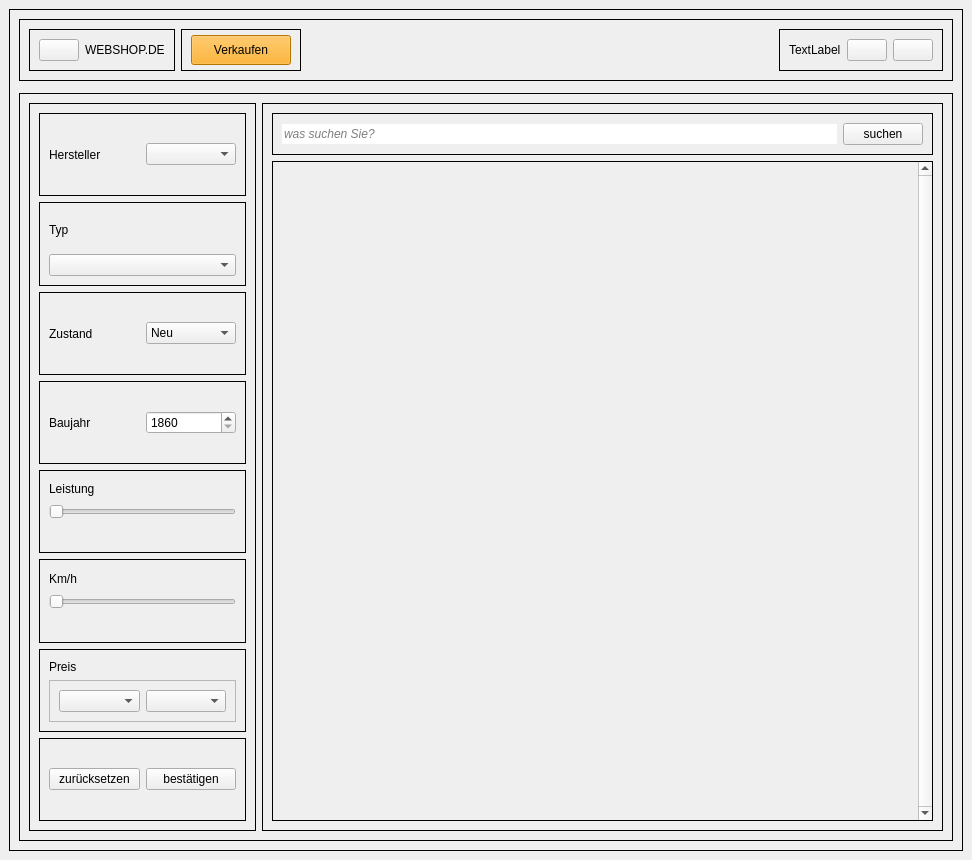
nhatlam96/gui-xtraktor, file frontend/Startseite.ui: the form before one commit.
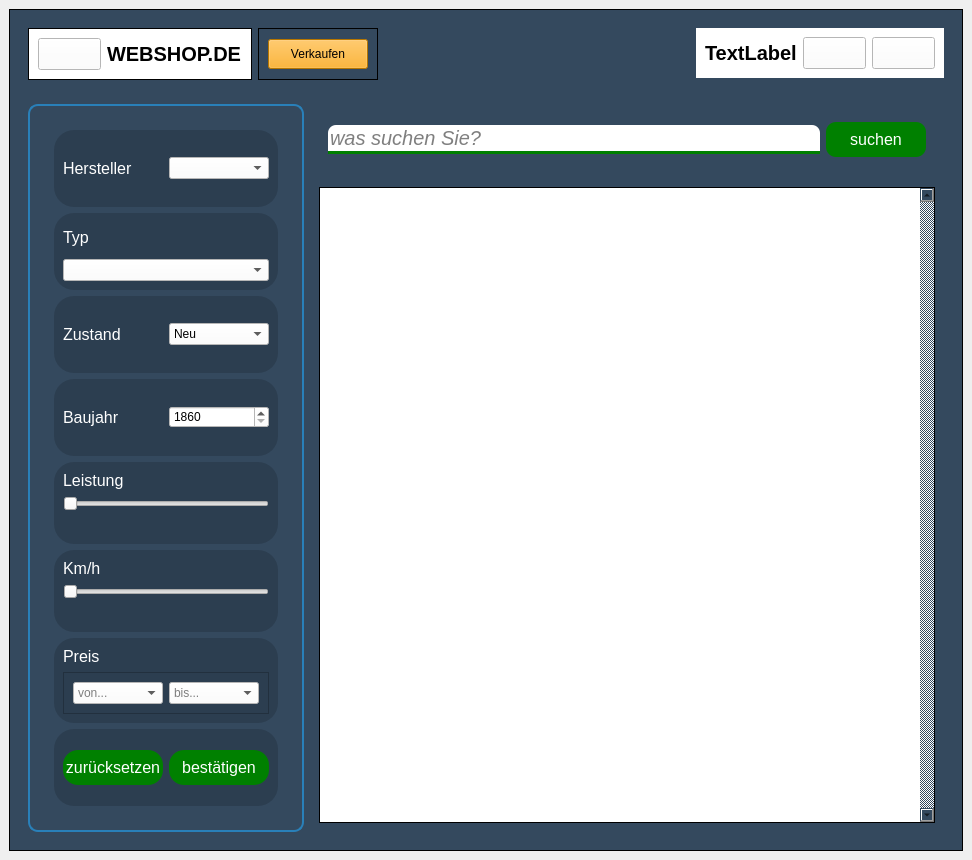
The form after the commit.

Commit message: Update Startseite mit CSS

Patch:
```diff
--- a/frontend/Startseite.ui
+++ b/frontend/Startseite.ui
@@ -29,6 +29,9 @@
    <layout class="QHBoxLayout" name="horizontalLayout_7">
     <item>
      <widget class="QFrame" name="main_frame">
+      <property name="styleSheet">
+       <string notr="true">background-color: rgb(52, 73, 94);</string>
+      </property>
       <property name="frameShape">
        <enum>QFrame::Box</enum>
       </property>
@@ -38,8 +41,11 @@
       <layout class="QVBoxLayout" name="verticalLayout_7" stretch="1,11">
        <item alignment="Qt::AlignTop">
         <widget class="QFrame" name="header_frame">
+         <property name="styleSheet">
+          <string notr="true">background-color: rgb(52, 73, 94);</string>
+         </property>
          <property name="frameShape">
-          <enum>QFrame::Box</enum>
+          <enum>QFrame::NoFrame</enum>
          </property>
          <property name="frameShadow">
           <enum>QFrame::Plain</enum>
@@ -47,6 +53,11 @@
          <layout class="QHBoxLayout" name="horizontalLayout" stretch="1,1,5">
           <item alignment="Qt::AlignLeft|Qt::AlignTop">
            <widget class="QFrame" name="frame">
+            <property name="styleSheet">
+             <string notr="true">background-color: rgb(255, 255, 255);
+font-weight: bold;
+font-size: 20px;</string>
+            </property>
             <property name="frameShape">
              <enum>QFrame::Box</enum>
             </property>
@@ -130,8 +141,13 @@
           </item>
           <item alignment="Qt::AlignRight|Qt::AlignTop">
            <widget class="QFrame" name="frame_3">
+            <property name="styleSheet">
+             <string notr="true">background-color: rgb(255, 255, 255);
+font-weight: bold;
+font-size: 20px;</string>
+            </property>
             <property name="frameShape">
-             <enum>QFrame::Box</enum>
+             <enum>QFrame::NoFrame</enum>
             </property>
             <property name="frameShadow">
              <enum>QFrame::Plain</enum>
@@ -167,7 +183,7 @@
        <item>
         <widget class="QFrame" name="content_frame">
          <property name="frameShape">
-          <enum>QFrame::Box</enum>
+          <enum>QFrame::NoFrame</enum>
          </property>
          <property name="frameShadow">
           <enum>QFrame::Plain</enum>
@@ -175,6 +191,14 @@
          <layout class="QHBoxLayout" name="horizontalLayout_8" stretch="1,3">
           <item>
            <widget class="QFrame" name="frame_4">
+            <property name="styleSheet">
+             <string notr="true">QFrame#frame_4 {
+	padding: 15px;
+	background-color: rgb(52, 73, 94);
+	border: 2px solid rgb(41, 128, 185);
+	border-radius: 10px;
+}</string>
+            </property>
             <property name="frameShape">
              <enum>QFrame::Box</enum>
             </property>
@@ -184,8 +208,16 @@
             <layout class="QVBoxLayout" name="verticalLayout_5">
              <item>
               <widget class="QFrame" name="frame_10">
+               <property name="styleSheet">
+                <string notr="true">QFrame#frame_10{
+	background-color: rgb(44, 62, 80);
+	color: rgb(255, 255, 255);
+	border-radius: 20px;
+}
+</string>
+               </property>
                <property name="frameShape">
-                <enum>QFrame::Box</enum>
+                <enum>QFrame::NoFrame</enum>
                </property>
                <property name="frameShadow">
                 <enum>QFrame::Plain</enum>
@@ -193,6 +225,13 @@
                <layout class="QHBoxLayout" name="horizontalLayout_6">
                 <item>
                  <widget class="QLabel" name="hersteller_label">
+                  <property name="styleSheet">
+                   <string notr="true">QLabel#hersteller_label {
+	background-color: none;
+	color: white;
+	font-size: 16px;
+}</string>
+                  </property>
                   <property name="text">
                    <string>Hersteller</string>
                   </property>
@@ -200,6 +239,13 @@
                 </item>
                 <item>
                  <widget class="QComboBox" name="comboBox_hersteller">
+                  <property name="styleSheet">
+                   <string notr="true">background-color: white;
+color: rgb(0, 0, 0);
+
+
+</string>
+                  </property>
                   <property name="editable">
                    <bool>false</bool>
                   </property>
@@ -210,8 +256,15 @@
              </item>
              <item>
               <widget class="QFrame" name="frame_9">
+               <property name="styleSheet">
+                <string notr="true">QFrame#frame_9{
+	background-color: rgb(44, 62, 80);
+	color: rgb(255, 255, 255);
+	border-radius: 20px;
+}</string>
+               </property>
                <property name="frameShape">
-                <enum>QFrame::Box</enum>
+                <enum>QFrame::NoFrame</enum>
                </property>
                <property name="frameShadow">
                 <enum>QFrame::Plain</enum>
@@ -219,21 +272,40 @@
                <layout class="QVBoxLayout" name="verticalLayout_6">
                 <item>
                  <widget class="QLabel" name="typ_label">
+                  <property name="styleSheet">
+                   <string notr="true">QLabel#typ_label {
+	background-color: none;
+	color: white;
+	font-size: 16px;
+}</string>
+                  </property>
                   <property name="text">
                    <string>Typ</string>
                   </property>
                  </widget>
                 </item>
                 <item>
-                 <widget class="QComboBox" name="typ_comboBox"/>
+                 <widget class="QComboBox" name="typ_comboBox">
+                  <property name="styleSheet">
+                   <string notr="true">color: black;
+background-color: white;</string>
+                  </property>
+                 </widget>
                 </item>
                </layout>
               </widget>
              </item>
              <item>
               <widget class="QFrame" name="frame_14">
+               <property name="styleSheet">
+                <string notr="true">QFrame#frame_14{
+	background-color: rgb(44, 62, 80);
+	color: rgb(255, 255, 255);
+	border-radius: 20px;
+}</string>
+               </property>
                <property name="frameShape">
-                <enum>QFrame::Box</enum>
+                <enum>QFrame::NoFrame</enum>
                </property>
                <property name="frameShadow">
                 <enum>QFrame::Plain</enum>
@@ -241,6 +313,13 @@
                <layout class="QHBoxLayout" name="horizontalLayout_9">
                 <item>
                  <widget class="QLabel" name="zustand_label">
+                  <property name="styleSheet">
+                   <string notr="true">QLabel#zustand_label {
+	background-color: none;
+	color: white;
+	font-size: 16px;
+}</string>
+                  </property>
                   <property name="text">
                    <string>Zustand</string>
                   </property>
@@ -248,6 +327,10 @@
                 </item>
                 <item>
                  <widget class="QComboBox" name="comboBox_zustand">
+                  <property name="styleSheet">
+                   <string notr="true">color: black;
+background-color: white;</string>
+                  </property>
                   <item>
                    <property name="text">
                     <string>Neu</string>
@@ -265,8 +348,15 @@
              </item>
              <item>
               <widget class="QFrame" name="frame_13">
+               <property name="styleSheet">
+                <string notr="true">QFrame#frame_13{
+	background-color: rgb(44, 62, 80);
+	color: rgb(255, 255, 255);
+	border-radius: 20px;
+}</string>
+               </property>
                <property name="frameShape">
-                <enum>QFrame::Box</enum>
+                <enum>QFrame::NoFrame</enum>
                </property>
                <property name="frameShadow">
                 <enum>QFrame::Plain</enum>
@@ -274,6 +364,13 @@
                <layout class="QHBoxLayout" name="horizontalLayout_10">
                 <item>
                  <widget class="QLabel" name="baujahr_label">
+                  <property name="styleSheet">
+                   <string notr="true">QLabel#baujahr_label {
+	background-color: none;
+	color: white;
+	font-size: 16px;
+}</string>
+                  </property>
                   <property name="text">
                    <string>Baujahr</string>
                   </property>
@@ -281,6 +378,10 @@
                 </item>
                 <item>
                  <widget class="QSpinBox" name="baujahr_spinBox">
+                  <property name="styleSheet">
+                   <string notr="true">color: black;
+background-color: white;</string>
+                  </property>
                   <property name="minimum">
                    <number>1860</number>
                   </property>
@@ -294,8 +395,15 @@
              </item>
              <item>
               <widget class="QFrame" name="frame_12">
+               <property name="styleSheet">
+                <string notr="true">QFrame#frame_12{
+	background-color: rgb(44, 62, 80);
+	color: rgb(255, 255, 255);
+	border-radius: 20px;
+}</string>
+               </property>
                <property name="frameShape">
-                <enum>QFrame::Box</enum>
+                <enum>QFrame::NoFrame</enum>
                </property>
                <property name="frameShadow">
                 <enum>QFrame::Plain</enum>
@@ -303,6 +411,13 @@
                <layout class="QVBoxLayout" name="verticalLayout">
                 <item>
                  <widget class="QLabel" name="leistung_label">
+                  <property name="styleSheet">
+                   <string notr="true">QLabel#leistung_label {
+	background-color: none;
+	color: white;
+	font-size: 16px;
+}</string>
+                  </property>
                   <property name="text">
                    <string>Leistung</string>
                   </property>
@@ -310,6 +425,13 @@
                 </item>
                 <item>
                  <widget class="QSlider" name="horizontalSlider_leistung">
+                  <property name="styleSheet">
+                   <string notr="true">QSlider#horizontalSlider_leistung {
+	background-color: none;
+	color: white;
+	font-size: 16px;
+}</string>
+                  </property>
                   <property name="maximum">
                    <number>860</number>
                   </property>
@@ -320,6 +442,13 @@
                 </item>
                 <item>
                  <widget class="QLabel" name="leistung_anzeigt">
+                  <property name="styleSheet">
+                   <string notr="true">QLabel#leistung_anzeigt {
+	background-color: none;
+	color: white;
+	font-size: 16px;
+}</string>
+                  </property>
                   <property name="text">
                    <string/>
                   </property>
@@ -333,8 +462,15 @@
              </item>
              <item>
               <widget class="QFrame" name="frame_11">
+               <property name="styleSheet">
+                <string notr="true">QFrame#frame_11{
+	background-color: rgb(44, 62, 80);
+	color: rgb(255, 255, 255);
+	border-radius: 20px;
+}</string>
+               </property>
                <property name="frameShape">
-                <enum>QFrame::Box</enum>
+                <enum>QFrame::NoFrame</enum>
                </property>
                <property name="frameShadow">
                 <enum>QFrame::Plain</enum>
@@ -342,6 +478,13 @@
                <layout class="QVBoxLayout" name="verticalLayout_2">
                 <item>
                  <widget class="QLabel" name="km_label">
+                  <property name="styleSheet">
+                   <string notr="true">QLabel#km_label {
+	background-color: none;
+	color: white;
+	font-size: 16px;
+}</string>
+                  </property>
                   <property name="text">
                    <string>Km/h</string>
                   </property>
@@ -349,6 +492,13 @@
                 </item>
                 <item>
                  <widget class="QSlider" name="horizontalSlider_km">
+                  <property name="styleSheet">
+                   <string notr="true">QSlider#horizontalSlider_km {
+	background-color: none;
+	color: white;
+	font-size: 16px;
+}</string>
+                  </property>
                   <property name="maximum">
                    <number>100</number>
                   </property>
@@ -359,6 +509,13 @@
                 </item>
                 <item>
                  <widget class="QLabel" name="km_anzeigt">
+                  <property name="styleSheet">
+                   <string notr="true">QLabel#km_anzeigt {
+	background-color: none;
+	color: white;
+	font-size: 16px;
+}</string>
+                  </property>
                   <property name="text">
                    <string/>
                   </property>
@@ -372,8 +529,15 @@
              </item>
              <item>
               <widget class="QFrame" name="frame_15">
+               <property name="styleSheet">
+                <string notr="true">QFrame#frame_15{
+	background-color: rgb(44, 62, 80);
+	color: rgb(255, 255, 255);
+	border-radius: 20px;
+}</string>
+               </property>
                <property name="frameShape">
-                <enum>QFrame::Box</enum>
+                <enum>QFrame::NoFrame</enum>
                </property>
                <property name="frameShadow">
                 <enum>QFrame::Plain</enum>
@@ -381,6 +545,13 @@
                <layout class="QVBoxLayout" name="verticalLayout_3">
                 <item>
                  <widget class="QLabel" name="label_3">
+                  <property name="styleSheet">
+                   <string notr="true">QLabel#label_3 {
+	background-color: none;
+	color: white;
+	font-size: 16px;
+}</string>
+                  </property>
                   <property name="text">
                    <string>Preis</string>
                   </property>
@@ -388,6 +559,11 @@
                 </item>
                 <item>
                  <widget class="QFrame" name="frame_8">
+                  <property name="styleSheet">
+                   <string notr="true">QFrame#frame_8{
+	background-color: rgb(44, 62, 80);
+}</string>
+                  </property>
                   <property name="frameShape">
                    <enum>QFrame::StyledPanel</enum>
                   </property>
@@ -397,6 +573,10 @@
                   <layout class="QHBoxLayout" name="horizontalLayout_11">
                    <item>
                     <widget class="QComboBox" name="min_preis">
+                     <property name="styleSheet">
+                      <string notr="true">color: black;
+background-color: white;</string>
+                     </property>
                      <property name="placeholderText">
                       <string>von...</string>
                      </property>
@@ -404,6 +584,10 @@
                    </item>
                    <item>
                     <widget class="QComboBox" name="max_preis">
+                     <property name="styleSheet">
+                      <string notr="true">color: black;
+background-color: white;</string>
+                     </property>
                      <property name="placeholderText">
                       <string>bis...</string>
                      </property>
@@ -417,8 +601,15 @@
              </item>
              <item>
               <widget class="QFrame" name="frame_6">
+               <property name="styleSheet">
+                <string notr="true">QFrame#frame_6{
+	background-color: rgb(44, 62, 80);
+	color: rgb(255, 255, 255);
+	border-radius: 20px;
+}</string>
+               </property>
                <property name="frameShape">
-                <enum>QFrame::Box</enum>
+                <enum>QFrame::NoFrame</enum>
                </property>
                <property name="frameShadow">
                 <enum>QFrame::Plain</enum>
@@ -426,6 +617,26 @@
                <layout class="QHBoxLayout" name="horizontalLayout_4">
                 <item>
                  <widget class="QPushButton" name="bufferleer_button">
+                  <property name="styleSheet">
+                   <string notr="true">QPushButton#bufferleer_button{
+    border-radius: 15px;
+    background-color: green;
+	height: 35px;
+	width: 100px;
+	font-size: 16px;
+	color: white;
+}
+QPushButton#bufferleer_button:hover {
+	cursor: pointer;
+	opacity: 0.7;
+	background-color: rgb(39, 174, 96);
+}
+QPushButton#bufferleer_button:pressed {
+	padding-left: 4px;
+	padding-top: 4px;
+}
+</string>
+                  </property>
                   <property name="text">
                    <string>zurücksetzen</string>
                   </property>
@@ -433,6 +644,26 @@
                 </item>
                 <item>
                  <widget class="QPushButton" name="such_infor_commit">
+                  <property name="styleSheet">
+                   <string notr="true">QPushButton#such_infor_commit{
+    border-radius: 15px;
+    background-color: green;
+	height: 35px;
+	width: 100px;
+	font-size: 16px;
+	color: white;
+}
+
+QPushButton#such_infor_commit:hover {
+	cursor: pointer;
+	opacity: 0.7;
+	background-color: rgb(39, 174, 96);
+}
+QPushButton#such_infor_commit:pressed {
+	padding-left: 4px;
+	padding-top: 4px;
+}</string>
+                  </property>
                   <property name="text">
                    <string>bestätigen</string>
                   </property>
@@ -446,8 +677,11 @@
           </item>
           <item>
            <widget class="QFrame" name="frame_5">
+            <property name="styleSheet">
+             <string notr="true">background-color: rgb(52, 73, 94);</string>
+            </property>
             <property name="frameShape">
-             <enum>QFrame::Box</enum>
+             <enum>QFrame::NoFrame</enum>
             </property>
             <property name="frameShadow">
              <enum>QFrame::Plain</enum>
@@ -456,7 +690,7 @@
              <item>
               <widget class="QFrame" name="frame_7">
                <property name="frameShape">
-                <enum>QFrame::Box</enum>
+                <enum>QFrame::NoFrame</enum>
                </property>
                <property name="frameShadow">
                 <enum>QFrame::Plain</enum>
@@ -466,9 +700,20 @@
                  <widget class="QLineEdit" name="Lineedit_suchfeld">
                   <property name="font">
                    <font>
+                    <pointsize>-1</pointsize>
                     <italic>true</italic>
                    </font>
                   </property>
+                  <property name="styleSheet">
+                   <string notr="true">QLineEdit#Lineedit_suchfeld {
+	background-color: white;
+	line-height: 1.5;
+	font-size: 20px;
+	border-bottom: 3px solid green;
+	border-top-left-radius: 8px;
+	border-top-right-radius: 8px;
+}</string>
+                  </property>
                   <property name="frame">
                    <bool>false</bool>
                   </property>
@@ -479,6 +724,26 @@
                 </item>
                 <item>
                  <widget class="QPushButton" name="pushButton_suchen">
+                  <property name="styleSheet">
+                   <string notr="true">QPushButton#pushButton_suchen {
+	height: 35px;
+	width: 100px;
+	background-color: green;
+	border-radius: 10px;
+	font-size: 16px;
+	color: white;
+}
+QPushButton#pushButton_suchen:hover {
+	cursor: pointer;
+	opacity: 0.7;
+	background-color: rgb(39, 174, 96);
+}
+
+QPushButton#pushButton_suchen:pressed {
+	padding-left: 4px;
+	padding-bottom: 4px;
+}</string>
+                  </property>
                   <property name="text">
                    <string>suchen</string>
                   </property>
@@ -489,6 +754,13 @@
              </item>
              <item>
               <widget class="QScrollArea" name="scrollArea">
+               <property name="styleSheet">
+                <string notr="true">QScrollArea#scrollArea{
+	background-color: white;
+	margin-top: 15px;
+}
+</string>
+               </property>
                <property name="frameShape">
                 <enum>QFrame::Box</enum>
                </property>
@@ -509,10 +781,13 @@
                  <rect>
                   <x>0</x>
                   <y>0</y>
-                  <width>642</width>
-                  <height>656</height>
+                  <width>567</width>
+                  <height>616</height>
                  </rect>
                 </property>
+                <property name="styleSheet">
+                 <string notr="true">background-color: rgb(255, 255, 255);</string>
+                </property>
                </widget>
               </widget>
              </item>
```
The commit also changes 2 other files.
